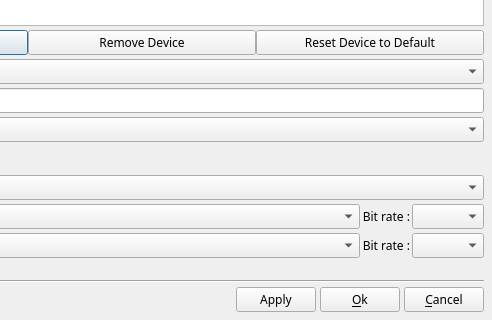
The window that src/ffDiaporama/DlgAppSettings/DlgManageDevices/DlgManageDevices.ui (boenki/ffdiaporama) describes before a commit, drawn with Qt 5; both pictures show x 208 to 700 and y 180 to 500 of the 700 by 500 pixel window.
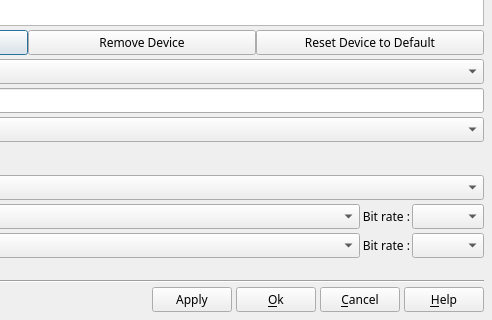
The same window after the commit. Icons and pictures are not drawn.

The edit to the form file:
```diff
--- a/src/ffDiaporama/DlgAppSettings/DlgManageDevices/DlgManageDevices.ui
+++ b/src/ffDiaporama/DlgAppSettings/DlgManageDevices/DlgManageDevices.ui
@@ -513,6 +513,20 @@
        </property>
       </widget>
      </item>
+     <item>
+      <widget class="QPushButton" name="HelpBt">
+       <property name="toolTip">
+        <string>Show help about this dialogue box</string>
+       </property>
+       <property name="text">
+        <string>&amp;Help</string>
+       </property>
+       <property name="icon">
+        <iconset resource="../../../../RSCffDiaporama.qrc">
+         <normaloff>:/img/help.png</normaloff>:/img/help.png</iconset>
+       </property>
+      </widget>
+     </item>
     </layout>
    </item>
   </layout>
```
Left out of the diff: 38 changed lines with no effect on the pictures.
